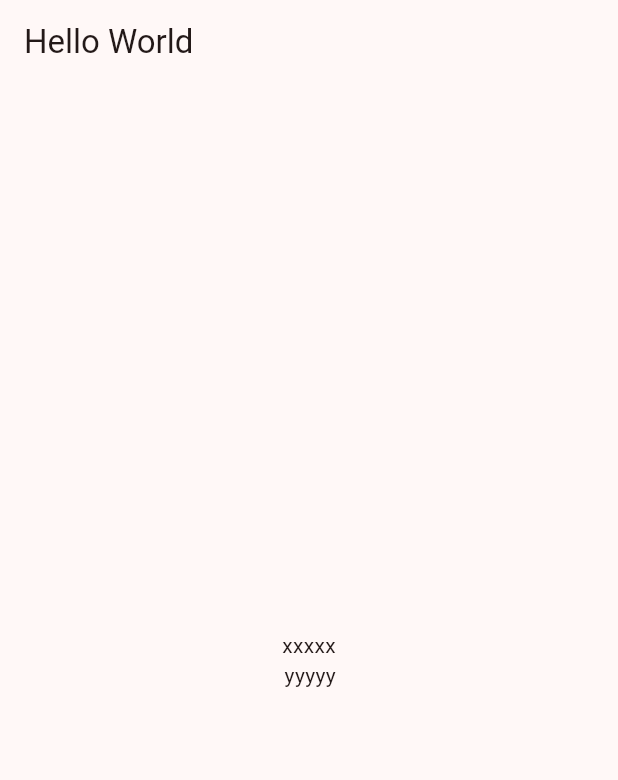
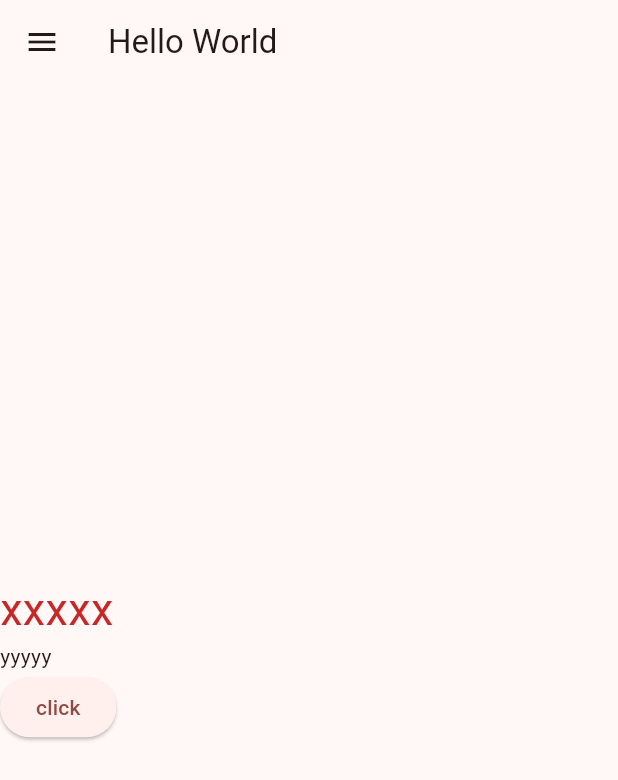
Before and after one commit to gohgoh/example01, a Flutter app: the screen it shows after launch, on a phone screen of 412 x 824 dp. Shown: the top 780 px of the screen. Run offline on Flutter 3.47's test engine with Material 3 defaults, Android fonts, the phone set to English and light mode, and no system bars.

```diff
--- a/lib/screen/my_home_page.dart
+++ b/lib/screen/my_home_page.dart
@@ -1,3 +1,4 @@
+import 'package:example01/screen/my_second_page.dart';
 import 'package:flutter/material.dart';
 
 class MyHomePage extends StatelessWidget {
@@ -9,16 +10,30 @@ class MyHomePage extends StatelessWidget {
       appBar: AppBar(
         title: const Text('Hello World'),
       ),
-      body: const Center(
+      body: Center(
         child: Column(
           mainAxisAlignment: MainAxisAlignment.center,
-          crossAxisAlignment: CrossAxisAlignment.end,
+          crossAxisAlignment: CrossAxisAlignment.start,
           children: [
-            Text("xxxxx"),
-            Text("yyyyy")
+            Align(alignment: Alignment.centerLeft, ),
+            Text("xxxxx",style: TextStyle(fontSize: 30,color: Colors.red.shade800),),
+            Text("yyyyy"),
+            ElevatedButton(
+              onPressed: () {
+                 Navigator.of(context).push(
+                   MaterialPageRoute(builder: (context) => const MySecondPage()),
+                 );
+              },
+              child: const Text('click'))
           ],
         ),
-      )
+      ),
+      drawer: const Drawer(child: Column(
+        children: [
+          Text('Menu1',style: TextStyle(fontSize: 30),),
+          Text('Menu2'),
+        ],
+      ),),
     );
   }
 }
```
Also changed, not shown: lib/screen/my_second_page.dart (added, +27 -0 lines).
